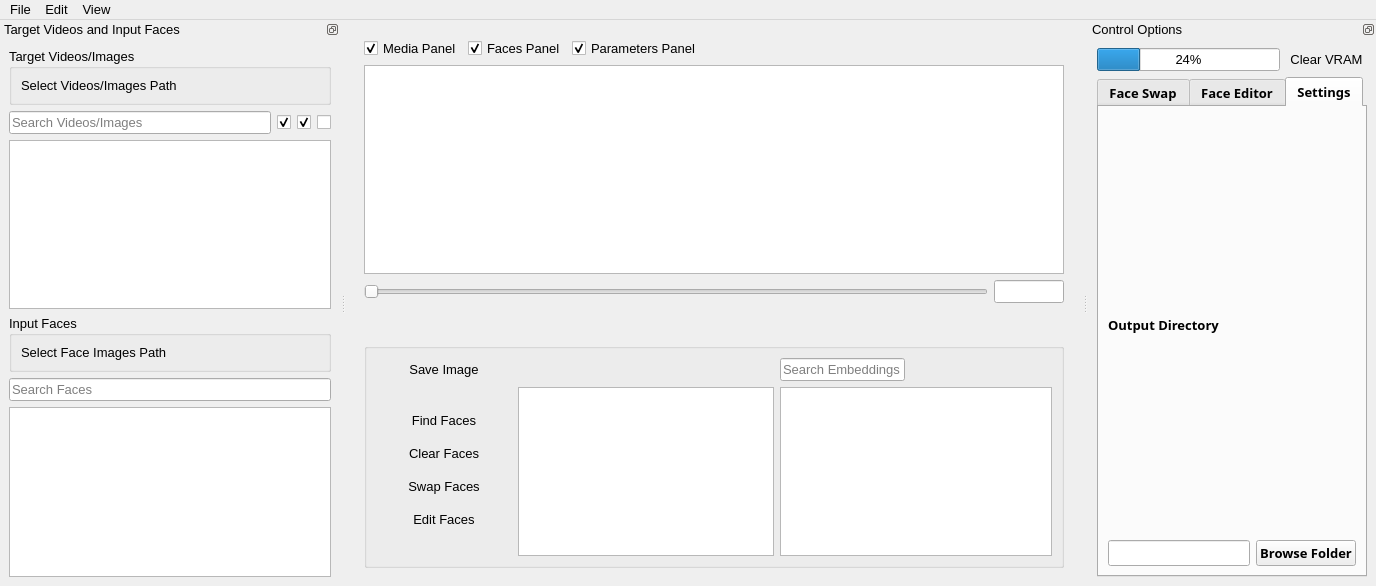
Above: app/ui/core/MainWindow.ui from visomaster/VisoMaster before the change. Below: the same form after it.
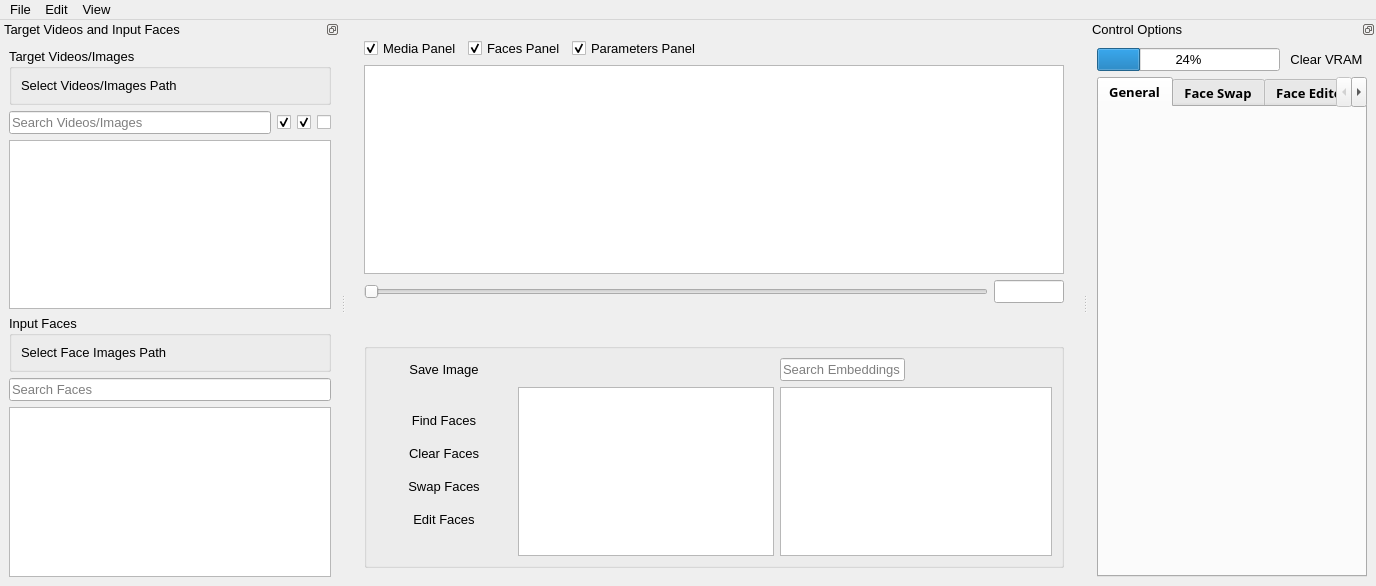
That is the form after the change. Icons and pictures are not drawn.

Commit message: Add general (common) widgets tab

Patch:
```diff
--- a/app/ui/core/MainWindow.ui
+++ b/app/ui/core/MainWindow.ui
@@ -815,7 +815,7 @@
         <enum>QTabWidget::TabPosition::North</enum>
        </property>
        <property name="currentIndex">
-        <number>2</number>
+        <number>0</number>
        </property>
        <property name="tabsClosable">
         <bool>false</bool>
@@ -826,6 +826,16 @@
        <property name="tabBarAutoHide">
         <bool>false</bool>
        </property>
+       <widget class="QWidget" name="general_tab">
+        <attribute name="title">
+         <string>General</string>
+        </attribute>
+        <layout class="QVBoxLayout" name="generalWidgetsLayout_1">
+         <item>
+          <layout class="QVBoxLayout" name="generalWidgetsLayout"/>
+         </item>
+        </layout>
+       </widget>
        <widget class="QWidget" name="face_swap_tab">
         <attribute name="title">
          <string>Face Swap</string>
```
Left out of the diff: 32 changed lines with no effect on the pictures. The commit also changes 6 other files.
